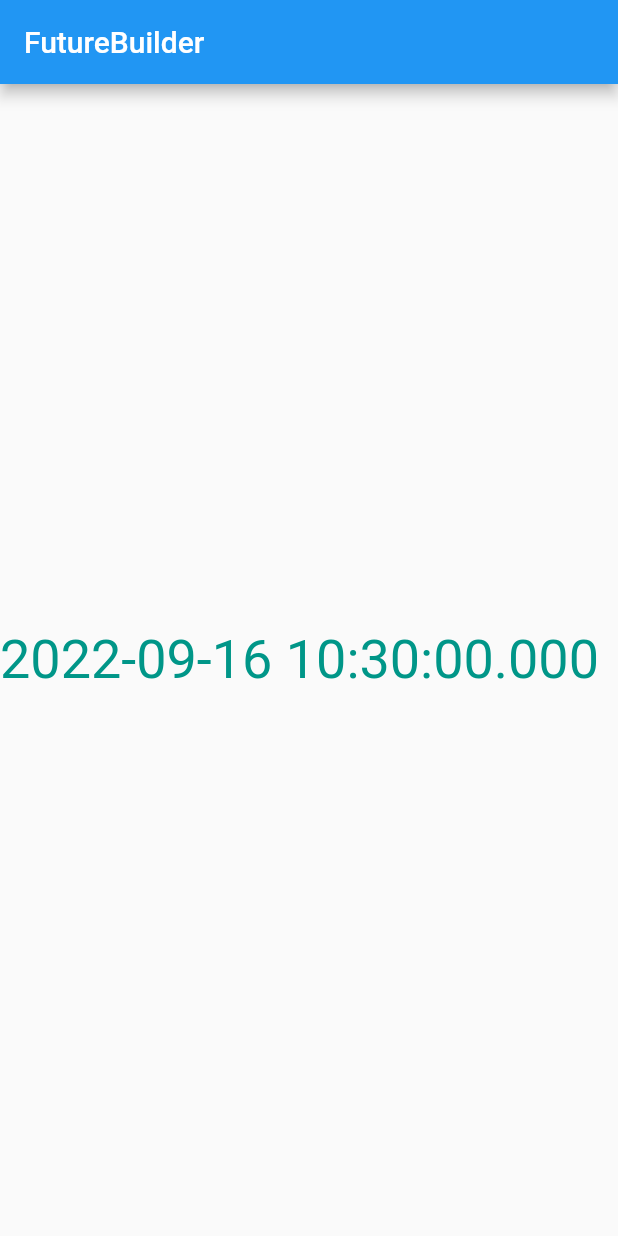
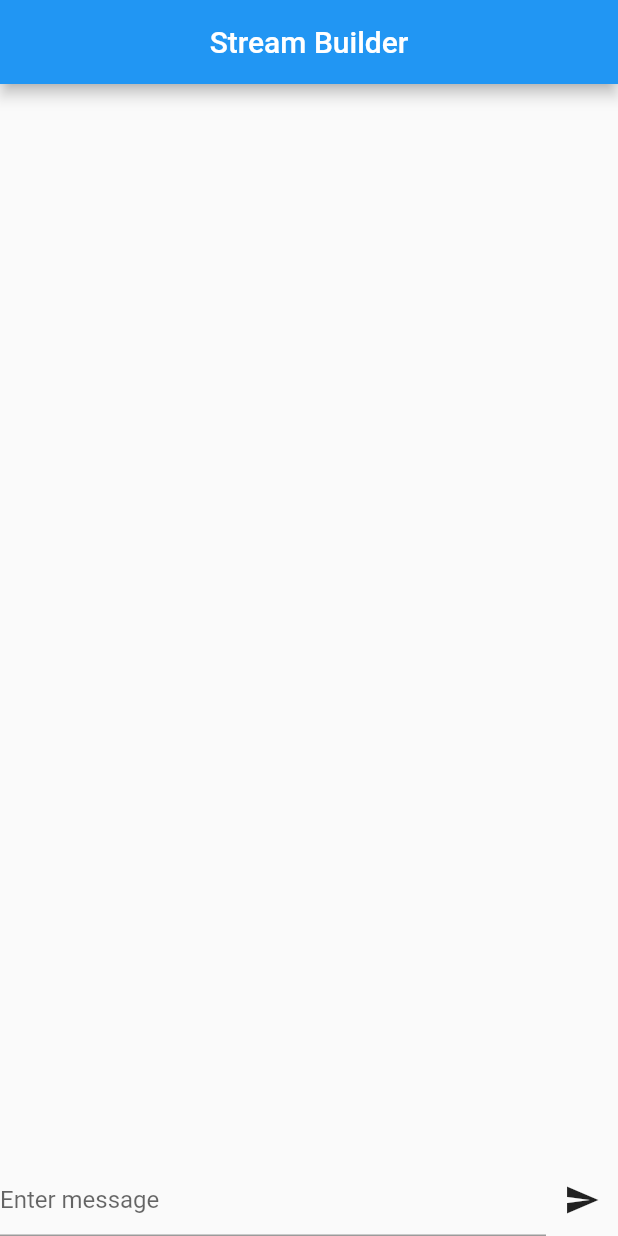
Before and after one commit to MudasirHussain72/Flutter-Widget-Of-The-Week, a Flutter app: the screen it shows after launch, on a phone screen of 412 x 824 dp. Run offline on Flutter 3.47's test engine with Material 2 defaults, Android fonts, the phone set to English and light mode, and no system bars.

Commit message:
stream builder added

```diff
--- a/lib/future_builder_widget.dart
+++ b/lib/future_builder_widget.dart
@@ -9,7 +9,7 @@ class FutureBuilderWidget extends StatefulWidget {
 
 class _FutureBuilderWidgetState extends State<FutureBuilderWidget> {
   Future<DateTime> futureFunction() async {
-    await Future.delayed(Duration(seconds: 3));
+    await Future.delayed(const Duration(seconds: 3));
     return DateTime.now();
   }
 
@@ -17,7 +17,7 @@ class _FutureBuilderWidgetState extends State<FutureBuilderWidget> {
   Widget build(BuildContext context) {
     return Scaffold(
       appBar: AppBar(
-        title: Text("FutureBuilder"),
+        title: const Text("FutureBuilder"),
       ),
       body: Column(
         mainAxisAlignment: MainAxisAlignment.center,
@@ -27,7 +27,7 @@ class _FutureBuilderWidgetState extends State<FutureBuilderWidget> {
             future: futureFunction(),
             builder: (context, snapshot) {
               if (snapshot.connectionState == ConnectionState.waiting) {
-                return Center(child: const CircularProgressIndicator());
+                return const Center(child: CircularProgressIndicator());
               } else if (snapshot.connectionState == ConnectionState.active ||
                   snapshot.connectionState == ConnectionState.done) {
                 if (snapshot.hasError) {
--- a/lib/main.dart
+++ b/lib/main.dart
@@ -1,6 +1,5 @@
 import 'package:flutter/material.dart';
-import 'package:widgets/future_builder_widget.dart';
-import 'package:widgets/re_orderable_list_view_builder_widget.dart';
+import 'package:widgets/streams_builder_screen.dart';
 
 void main() {
   runApp(const MyApp());
@@ -11,9 +10,9 @@ class MyApp extends StatelessWidget {
 
   @override
   Widget build(BuildContext context) {
-    return MaterialApp(
+    return const MaterialApp(
       debugShowCheckedModeBanner: false,
-      home: FutureBuilderWidget(),
+      home: StreamsBuilderScreen(),
     );
   }
 }
--- a/lib/re_orderable_list_view_builder_widget.dart
+++ b/lib/re_orderable_list_view_builder_widget.dart
@@ -22,7 +22,7 @@ class _ReorderableListViewWidgetState extends State<ReorderableListViewWidget> {
   Widget build(BuildContext context) {
     return Scaffold(
       appBar: AppBar(
-        title: Text("ReorderableListView"),
+        title: const Text("ReorderableListView"),
       ),
       body: ReorderableListView.builder(
         itemBuilder: (context, index) {
--- /dev/null
+++ b/lib/streams_builder_screen.dart
@@ -0,0 +1,94 @@
+import 'dart:async';
+
+import "package:flutter/material.dart";
+
+class StreamsBuilderScreen extends StatefulWidget {
+  const StreamsBuilderScreen({super.key});
+
+  @override
+  State<StreamsBuilderScreen> createState() => _StreamsBuilderScreenState();
+}
+
+class _StreamsBuilderScreenState extends State<StreamsBuilderScreen> {
+  List<String> list = [];
+  StreamsSocket streamsSocket = StreamsSocket();
+  TextEditingController messageController = TextEditingController();
+  Stream<DateTime> genetrateNumber() async* {
+    while (true) {
+      await Future.delayed(const Duration(seconds: 1));
+      yield DateTime.now();
+    }
+  }
+
+  @override
+  void initState() {
+    // TODO: implement initState
+    super.initState();
+    list.add("");
+    streamsSocket.addResponse(list);
+  }
+
+  @override
+  Widget build(BuildContext context) {
+    return Scaffold(
+      appBar: AppBar(
+        title: const Text("Stream Builder"),
+        centerTitle: true,
+      ),
+      body: Column(
+        mainAxisAlignment: MainAxisAlignment.spaceBetween,
+        crossAxisAlignment: CrossAxisAlignment.stretch,
+        children: [
+          Expanded(
+            child: StreamBuilder(
+              stream: streamsSocket.getResponse,
+              initialData: ["No Data"],
+              builder: (context, AsyncSnapshot<List<String>> snapshot) {
+                if (snapshot.connectionState == ConnectionState.waiting) {
+                  return const Center(
+                      // child: CircularProgressIndicator(),
+                      );
+                } else if (snapshot.hasError) {
+                  return Text(snapshot.error.toString());
+                } else if (snapshot.connectionState == ConnectionState.active) {
+                  return Expanded(
+                    child: ListView.builder(
+                      itemCount: snapshot.data!.length,
+                      itemBuilder: (context, index) {
+                        return Text(snapshot.data![index].toString());
+                      },
+                    ),
+                  );
+                } else {
+                  return const Text("something went wrong");
+                }
+              },
+            ),
+          ),
+          Row(children: [
+            Expanded(
+              child: TextFormField(
+                controller: messageController,
+                decoration: const InputDecoration(hintText: "Enter message"),
+              ),
+            ),
+            IconButton(
+              onPressed: () {
+                list.add(messageController.text.toString());
+                streamsSocket.addResponse(list);
+                messageController.clear();
+              },
+              icon: const Icon(Icons.send),
+            ),
+          ]),
+        ],
+      ),
+    );
+  }
+}
+
+class StreamsSocket {
+  final _stream = StreamController<List<String>>.broadcast();
+  void Function(List<String>) get addResponse => _stream.sink.add;
+  Stream<List<String>> get getResponse => _stream.stream.asBroadcastStream();
+}
```
